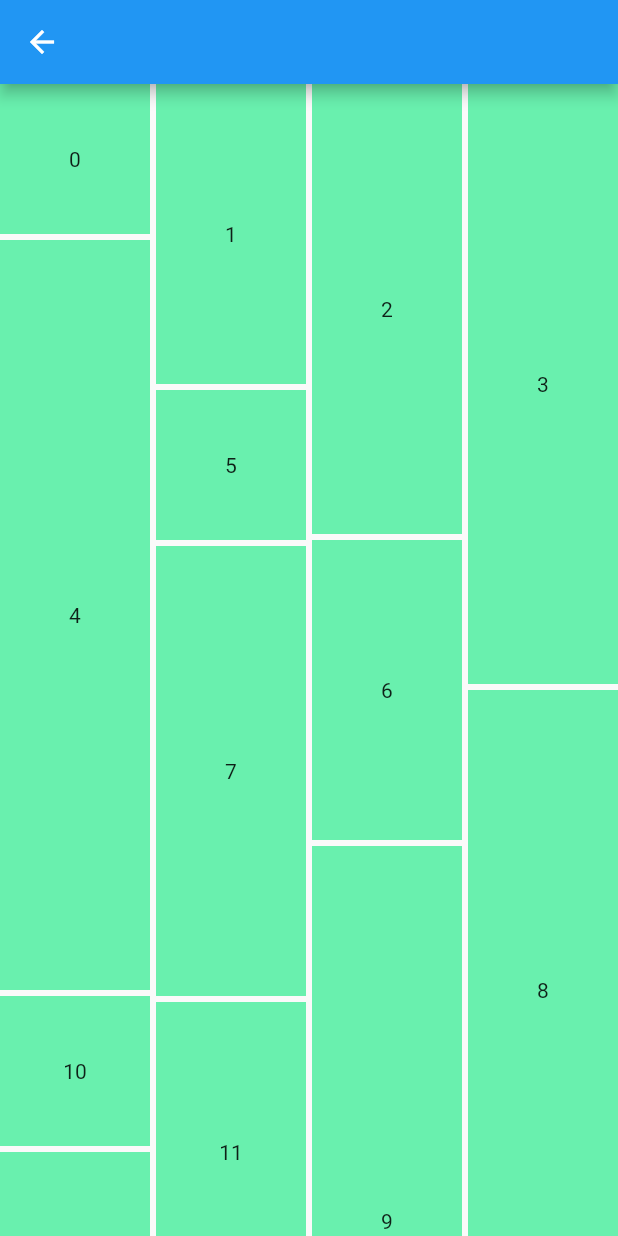
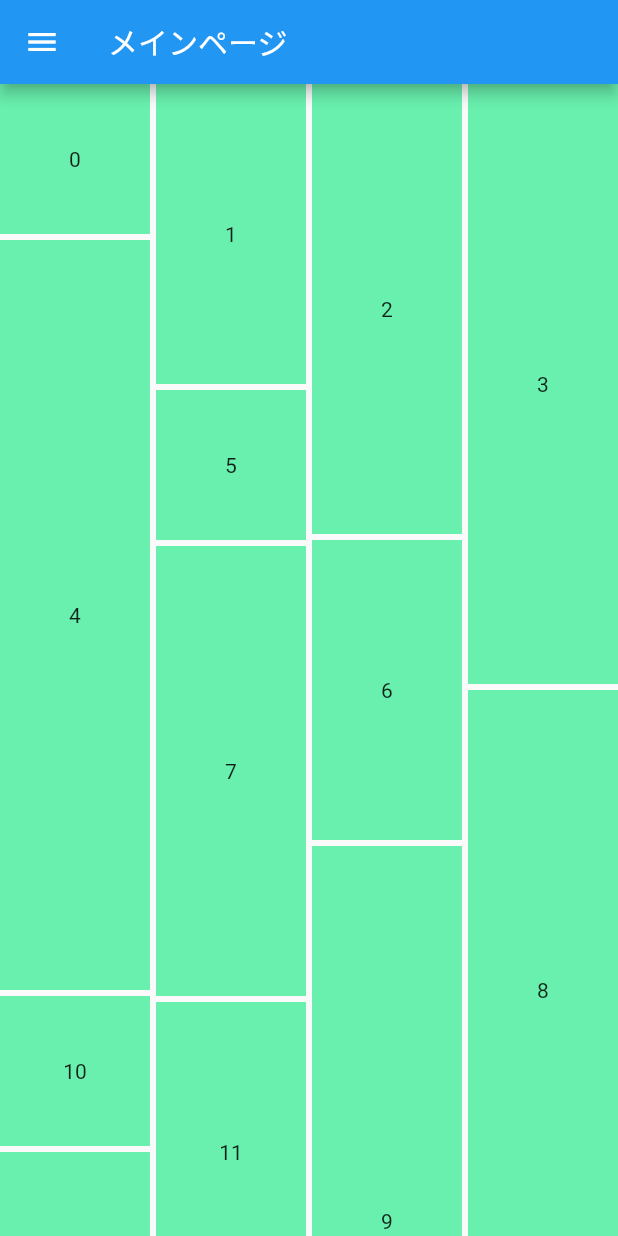
Before and after one commit to Pregum/prememo, a Flutter app: the screen it shows after launch, after a tap on "move next page.", on a phone screen of 412 x 824 dp. Run offline on Flutter 3.47's test engine with Material 2 defaults, Android fonts, the phone set to English and light mode, and no system bars; our stand-ins replace firebase_auth, firebase_core, flutter_dotenv, flutter_riverpod; missing offline and left inert: flutterfire_ui; accounts and stored records are empty; network calls fail.

Commit message:
update: ドロワー追加

```diff
--- a/lib/main.dart
+++ b/lib/main.dart
@@ -5,6 +5,7 @@ import 'package:flutter/material.dart';
 import 'package:flutter_dotenv/flutter_dotenv.dart';
 import 'package:flutter_riverpod/flutter_riverpod.dart';
 import 'package:prememo/router.dart';
+import 'package:prememo/viewmodel/account_controller.dart';
 import 'package:prememo/viewmodel/counter_controller.dart';
 
 Future<void> main() async {
@@ -48,8 +49,16 @@ class _MyHomePageState extends ConsumerState<MyHomePage> {
   }
 
   @override
+  void initState() {
+    super.initState();
+    final accountController = ref.read(accountProvider.notifier);
+    final authUser = FirebaseAuth.instance.currentUser;
+    accountController.setUser(authUser);
+  }
+
+  @override
   Widget build(BuildContext context) {
-    final counter = ref.watch(counterProvider);
+    final accountController = ref.watch(accountProvider.notifier);
     return Scaffold(
       appBar: AppBar(
         title: Text(widget.title),
@@ -58,13 +67,6 @@ class _MyHomePageState extends ConsumerState<MyHomePage> {
         child: Column(
           mainAxisAlignment: MainAxisAlignment.center,
           children: <Widget>[
-            const Text(
-              'You have pushed the button this many times:',
-            ),
-            Text(
-              '$counter',
-              style: Theme.of(context).textTheme.headline4,
-            ),
             ElevatedButton(
               onPressed: () {
                 // ref: https://qiita.com/maria_mari/items/6502f8d6e45d693f9ead
@@ -107,6 +109,7 @@ class _MyHomePageState extends ConsumerState<MyHomePage> {
                 final snackbar = SnackBar(
                   content: Text('ログインしました！ -- ${userCredential.user?.uid}'),
                 );
+                accountController.setUser(FirebaseAuth.instance.currentUser);
                 ScaffoldMessenger.of(context).showSnackBar(snackbar);
 
                 Navigator.of(context).pushNamed(RouterPath.mainPath);
--- a/lib/view/main/main_page.dart
+++ b/lib/view/main/main_page.dart
@@ -3,6 +3,7 @@ import 'package:flutter_riverpod/flutter_riverpod.dart';
 import 'package:flutter_staggered_grid_view/flutter_staggered_grid_view.dart';
 import 'package:prememo/model/content.dart';
 import 'package:prememo/router.dart';
+import 'package:prememo/viewmodel/account_controller.dart';
 import 'package:prememo/viewmodel/content_controller.dart';
 
 class MainPage extends ConsumerStatefulWidget {
@@ -29,8 +30,28 @@ class _MainPageState extends ConsumerState<MainPage> {
 
   @override
   Widget build(BuildContext context) {
+    final account = ref.watch(accountProvider);
     return Scaffold(
-      appBar: AppBar(),
+      appBar: AppBar(
+        title: const Text('メインページ'),
+      ),
+      drawer: Drawer(
+        child: SingleChildScrollView(
+          child: Column(
+            children: [
+              UserAccountsDrawerHeader(
+                accountName: Text(account?.uid ?? 'no'),
+                accountEmail: const Text(''),
+                currentAccountPicture: CircleAvatar(
+                  backgroundColor: Colors.white,
+                  child: Text(account?.uid.substring(0, 3) ?? 'none'),
+                ),
+                currentAccountPictureSize: const Size(50, 50),
+              ),
+            ],
+          ),
+        ),
+      ),
       body: MasonryGridView.count(
         itemCount: 30,
         crossAxisCount: 4,
--- a/lib/view/sign_in/sign_in_page.dart
+++ b/lib/view/sign_in/sign_in_page.dart
@@ -3,6 +3,7 @@ import 'package:flutter/material.dart';
 import 'package:flutter_dotenv/flutter_dotenv.dart';
 import 'package:flutter_riverpod/flutter_riverpod.dart';
 import 'package:flutterfire_ui/auth.dart';
+import 'package:prememo/viewmodel/account_controller.dart';
 
 import '../main/main_page.dart';
 
@@ -23,6 +24,7 @@ class _SignInPageState extends ConsumerState<SignInPage> {
   @override
   Widget build(BuildContext context) {
     // ref: https://firebase.flutter.dev/docs/ui/auth/integrating-your-first-screen
+    final accountController = ref.watch(accountProvider.notifier);
     return StreamBuilder<User?>(
       stream: FirebaseAuth.instance.authStateChanges(),
       builder: (context, snapshot) {
@@ -32,6 +34,7 @@ class _SignInPageState extends ConsumerState<SignInPage> {
           );
         }
 
+        accountController.setUser(FirebaseAuth.instance.currentUser);
         return const MainPage();
       },
     );
--- a/lib/viewmodel/account_controller.dart
+++ b/lib/viewmodel/account_controller.dart
@@ -1,4 +1,5 @@
 import 'package:firebase_auth/firebase_auth.dart';
+import 'package:flutter/foundation.dart';
 import 'package:flutter_riverpod/flutter_riverpod.dart';
 
 final accountProvider = StateNotifierProvider<AccountController, User?>(
@@ -7,8 +8,11 @@ final accountProvider = StateNotifierProvider<AccountController, User?>(
 class AccountController extends StateNotifier<User?> {
   AccountController() : super(null);
 
-  void setUser(User user) {
+  void setUser(User? user) {
     state = user;
+    if (kDebugMode) {
+      print('set user: $user');
+    }
   }
 
   void logout() {
```
